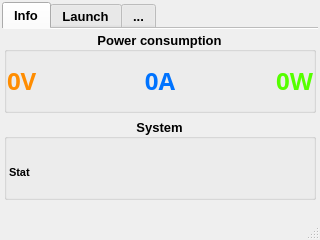
Qt form main.ui (neurotoxin78/doomsday-pc) before a commit.
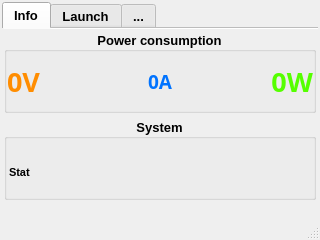
The same form after that commit.

Diff of the .ui file:
```diff
--- a/main.ui
+++ b/main.ui
@@ -165,7 +165,7 @@
              <property name="font">
               <font>
                <family>Trebuchet MS</family>
-               <pointsize>18</pointsize>
+               <pointsize>20</pointsize>
                <bold>true</bold>
                <stylestrategy>PreferAntialias</stylestrategy>
               </font>
@@ -186,7 +186,7 @@
              <property name="font">
               <font>
                <family>Trebuchet MS</family>
-               <pointsize>18</pointsize>
+               <pointsize>20</pointsize>
                <bold>true</bold>
                <stylestrategy>PreferAntialias</stylestrategy>
               </font>
@@ -204,7 +204,7 @@
              <property name="font">
               <font>
                <family>Trebuchet MS</family>
-               <pointsize>18</pointsize>
+               <pointsize>14</pointsize>
                <bold>true</bold>
                <stylestrategy>PreferAntialias</stylestrategy>
               </font>
```
